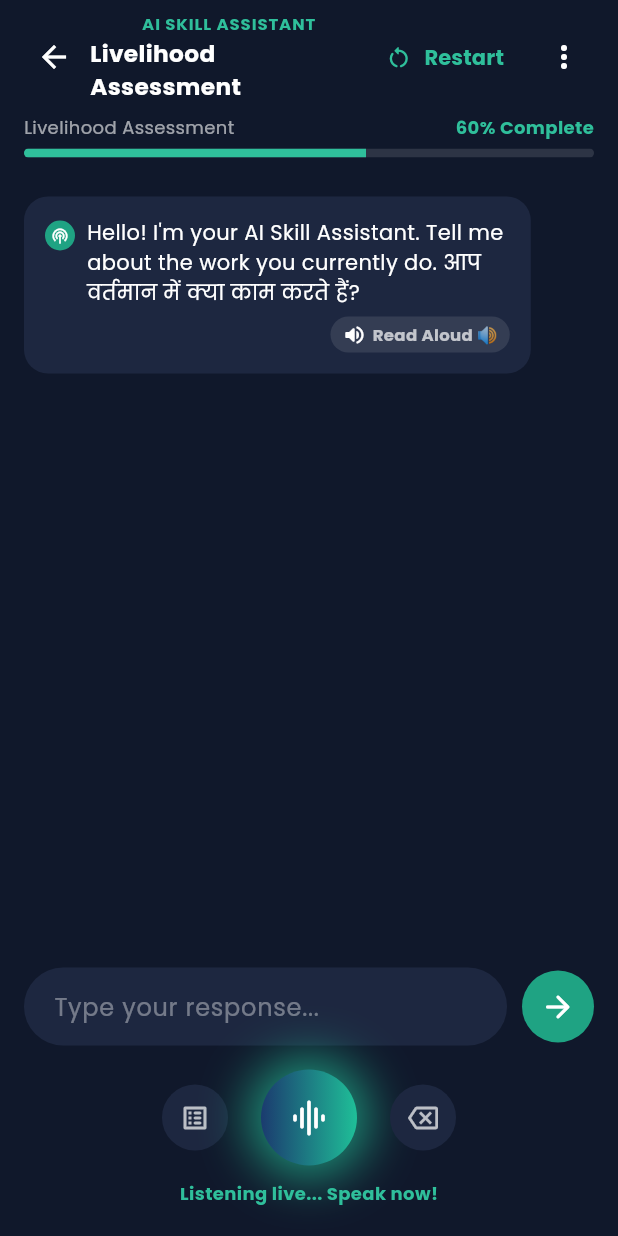
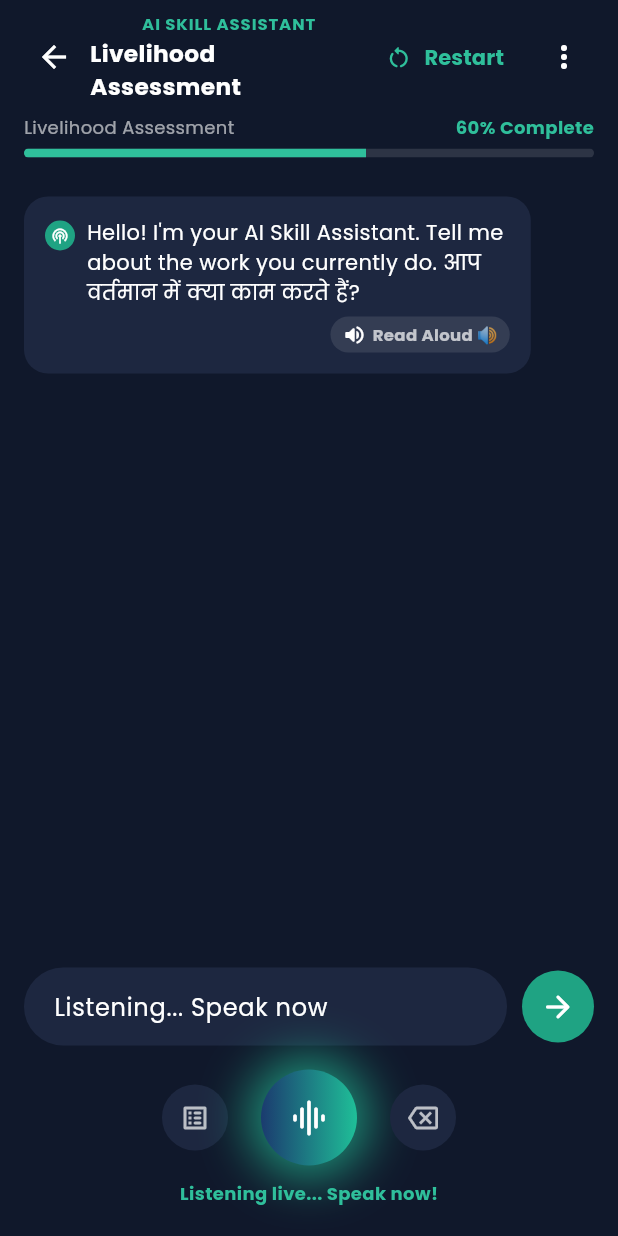
Before and after one commit to Gourabdasg/Disha-Saathi, a Flutter app: the AiChatScreen screen opened directly, after a tap on the "mic" icon, on a phone screen of 412 x 824 dp. Run offline on Flutter 3.47's test engine with Material 3 defaults, Android fonts, the phone set to English and light mode, and no system bars; our stand-ins replace audioplayers, file_picker, flutter_svg, google_fonts, speech_to_text.

Commit message:
Enhance speech-to-text listener feedback and language-locale routing in AiChatScreen

```diff
--- a/lib/screens/ai_chat_screen.dart
+++ b/lib/screens/ai_chat_screen.dart
@@ -79,7 +79,7 @@ class _AiChatScreenState extends State<AiChatScreen> {
     }
   }
 
-  /// Toggles live microphone listening to transcribe spoken words.
+  /// Toggles live microphone listening to transcribe spoken words into the text box.
   Future<void> _toggleListening() async {
     if (_isListening) {
       await _speech.stop();
@@ -87,21 +87,48 @@ class _AiChatScreenState extends State<AiChatScreen> {
       return;
     }
 
-    if (!_speechEnabled) {
-      _speechEnabled = await _speech.initialize();
+    // Try initializing or re-initializing speech engine
+    _speechEnabled = await _speech.initialize(
+      onStatus: (status) {
+        if (status == 'done' || status == 'notListening') {
+          if (mounted) setState(() => _isListening = false);
         }
+      },
+      onError: (_) {
+        if (mounted) setState(() => _isListening = false);
+      },
+    );
 
     if (_speechEnabled) {
-      setState(() => _isListening = true);
+      final langCode = context.read<AppState>().selectedLanguage.code;
+      String localeId = 'hi_IN';
+      if (langCode == 'en') localeId = 'en_US';
+      if (langCode == 'bn') localeId = 'bn_IN';
+      if (langCode == 'mr') localeId = 'mr_IN';
+      if (langCode == 'te') localeId = 'te_IN';
+
+      setState(() {
+        _isListening = true;
+        _textController.text = 'Listening... Speak now';
+        _textController.selection = TextSelection.fromPosition(
+          TextPosition(offset: _textController.text.length),
+        );
+      });
+
       await _speech.listen(
+        localeId: localeId,
         onResult: (result) {
+          if (mounted) {
             setState(() {
               _lastWords = result.recognizedWords;
+              if (_lastWords.isNotEmpty) {
                 _textController.text = _lastWords;
                 _textController.selection = TextSelection.fromPosition(
                   TextPosition(offset: _textController.text.length),
                 );
+              }
             });
+          }
         },
         listenOptions: stt.SpeechListenOptions(
           listenMode: stt.ListenMode.dictation,
@@ -113,7 +140,7 @@ class _AiChatScreenState extends State<AiChatScreen> {
       if (mounted) {
         ScaffoldMessenger.of(context).showSnackBar(
           const SnackBar(
-            content: Text('Live speech recognition unavailable. Loaded sample voice prompt.'),
+            content: Text('Live speech recognition unavailable on emulator. Loaded sample voice prompt.'),
             duration: Duration(seconds: 2),
           ),
         );
@@ -138,7 +165,7 @@ class _AiChatScreenState extends State<AiChatScreen> {
       setState(() => _isListening = false);
     }
     final text = _textController.text;
-    if (text.trim().isEmpty) return;
+    if (text.trim().isEmpty || text == 'Listening... Speak now') return;
     _textController.clear();
     if (!mounted) return;
     await context.read<AppState>().sendChatMessage(text);
@@ -647,7 +674,7 @@ class _AiChatScreenState extends State<AiChatScreen> {
                   ),
                   const SizedBox(height: 10),
                   Text(
-                    _isListening ? 'Listening live... Speak now!' : 'Tap mic to speak · बोलने के लिए दबाएं',
+                    _isListening ? 'Listening live... Speak now!' : 'Tap mic to speak or select a voice prompt',
                     style: TextStyle(
                       color: _isListening ? AppColors.tealLight : Colors.white38,
                       fontSize: 12,
```
Lines whose indentation alone changed are shown as unchanged.
